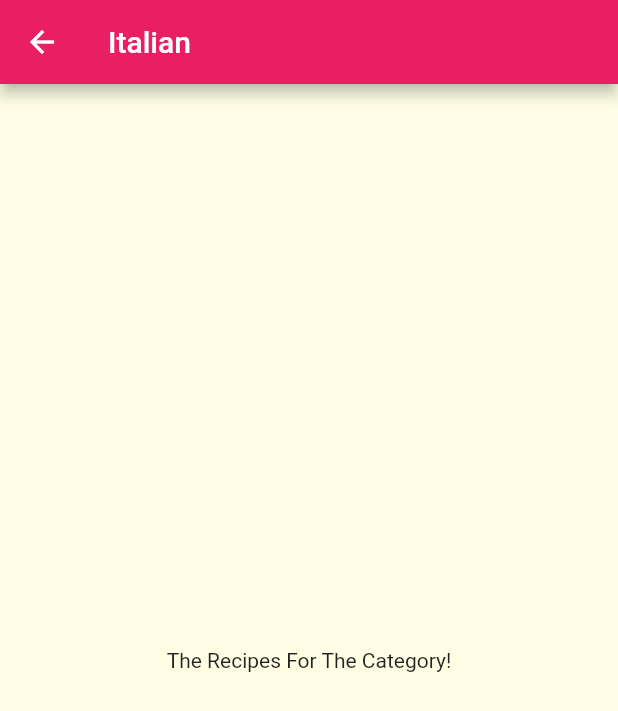
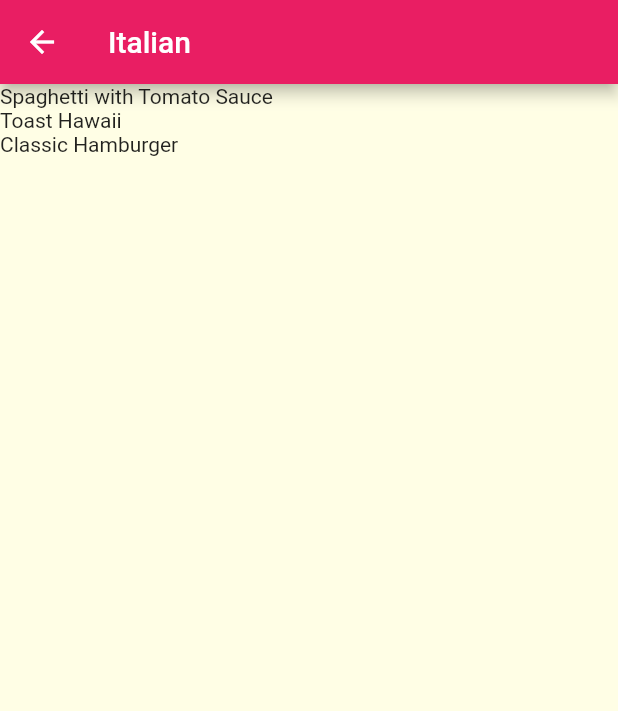
Before and after one commit to anilaydinn/meals-app, a Flutter app: the screen it shows after launch, after a tap on "Italian", on a phone screen of 412 x 824 dp. Shown: the top 711 px of the screen. Run offline on Flutter 3.47's test engine with Material 2 defaults, Android fonts, the phone set to English and light mode, and no system bars.

Commit message:
[Anil] Add meals dummy data

```diff
--- a/lib/category_meals_screen.dart
+++ b/lib/category_meals_screen.dart
@@ -1,4 +1,5 @@
 import 'package:flutter/material.dart';
+import 'package:meals_app/dummy_data.dart';
 
 class CategoryMealsScreen extends StatelessWidget {
   static const routeName = "/category-meals";
@@ -12,12 +13,14 @@ class CategoryMealsScreen extends StatelessWidget {
     final categoryTitle = routeArgs['title'];
     final categoryId = routeArgs['id'];
     return Scaffold(
-      appBar: AppBar(
-        title: Text(categoryTitle!),
-      ),
-      body: const Center(
-        child: Text('The Recipes For The Category!'),
-      ),
-    );
+        appBar: AppBar(
+          title: Text(categoryTitle!),
+        ),
+        body: ListView.builder(
+          itemBuilder: (ctx, index) {
+            return Text(DUMMY_MEALS[index].title);
+          },
+          itemCount: DUMMY_MEALS.length,
+        ));
   }
 }
--- a/lib/dummy_data.dart
+++ b/lib/dummy_data.dart
@@ -1,6 +1,8 @@
 import 'package:flutter/material.dart';
 
 import 'package:meals_app/models/category.dart';
+
+import 'models/meal.dart';
 
 const DUMMY_CATEGORIES = [
   Category(id: 'c1', title: 'Italian', color: Colors.purple),
@@ -14,3 +16,111 @@ const DUMMY_CATEGORIES = [
   Category(id: 'c9', title: 'French', color: Colors.pink),
   Category(id: 'c10', title: 'Summer', color: Colors.teal),
 ];
+
+const DUMMY_MEALS = [
+  Meal(
+    id: 'm1',
+    categories: [
+      'c1',
+      'c2',
+    ],
+    title: 'Spaghetti with Tomato Sauce',
+    affordability: Affordability.affordable,
+    complexity: Complexity.simple,
+    imageUrl:
+        'https://upload.wikimedia.org/wikipedia/commons/1/15/Recipe_logo.jpeg',
+    duration: 20,
+    ingredients: [
+      'Tomato Sauce',
+      'Spaghetti',
+      'Onions',
+      'Garlic',
+      'Olive Oil',
+      'Salt',
+    ],
+    steps: [
+      'Cook pasta in a large pot of lightly salted water until al dente.',
+      'Heat oil in a large skillet over medium heat. Add garlic and cook until fragrant, about 30 seconds. Add onion and cook until translucent, about 5 minutes.',
+      'Stir in tomato sauce, season with salt, and simmer until flavors are blended, about 5 minutes.',
+      'Toss pasta with sauce.',
+    ],
+    isGlutenFree: false,
+    isLactoseFree: false,
+    isVegan: false,
+    isVegetarian: false,
+  ),
+  Meal(
+    id: 'm2',
+    categories: [
+      'c2',
+    ],
+    title: 'Toast Hawaii',
+    affordability: Affordability.pricey,
+    complexity: Complexity.simple,
+    imageUrl:
+        'https://upload.wikimedia.org/wikipedia/commons/1/15/Recipe_logo.jpeg',
+    duration: 10,
+    ingredients: [
+      'Butter',
+      'Honey',
+      'Ham',
+      'Pineapple',
+      'Bread',
+    ],
+    steps: [
+      'Butter one side of each slice of bread.',
+      'Place the bread, butter side down, onto a hot griddle or frying pan.',
+      'Layer ham and pineapple on 4 slices of the bread; top with the remaining 4 slices, butter side up.',
+      'Cook until golden brown on both sides.',
+      'Spread honey over the cooked side of the bread.',
+    ],
+    isGlutenFree: false,
+    isLactoseFree: false,
+    isVegan: false,
+    isVegetarian: false,
+  ),
+  Meal(
+    id: 'm3',
+    categories: [
+      'c3',
+    ],
+    title: 'Classic Hamburger',
+    affordability: Affordability.pricey,
+    complexity: Complexity.simple,
+    imageUrl:
+        'https://upload.wikimedia.org/wikipedia/commons/1/15/Recipe_logo.jpeg',
+    duration: 45,
+    ingredients: [
+      '300g Cattleman\'s Grill® Ground Beef',
+      '1/2 cup Ketchup',
+      '1/4 cup Yellow Mustard',
+      '1 tbsp. Worcestershire Sauce',
+      '1 tbsp. Dijon Mustard',
+      '1 tbsp. Brown Sugar',
+      '1 tbsp. Onion Powder',
+      '1 tbsp. Garlic Powder',
+      '1 tbsp. Paprika',
+      '1 tbsp. Salt',
+      '1 tbsp. Black Pepper',
+      '4 Hamburger Buns',
+      '4 Slices American Cheese',
+      '4 Slices Bacon',
+      '4 Lettuce Leaves',
+      '4 Tomato Slices',
+      '4 Onion Slices',
+    ],
+    steps: [
+      'In a large bowl, combine ground beef, ketchup, yellow mustard, Worcestershire sauce, Dijon mustard, brown sugar, onion powder, garlic powder, paprika, salt, and pepper.',
+      'Mix until well combined.',
+      'Form into 4 patties.',
+      'Grill over medium heat for 4-5 minutes per side, or until cooked through.',
+      'Top each patty with 1 slice of cheese and 1 slice of bacon.',
+      'Continue grilling until cheese is melted.',
+      'Serve on buns with lettuce, tomato, and onion.',
+    ],
+    isGlutenFree: false,
+    isLactoseFree: false,
+    isVegan: false,
+    isVegetarian: false,
+  ),
+];
--- /dev/null
+++ b/lib/models/meal.dart
@@ -0,0 +1,43 @@
+enum Complexity {
+  simple,
+  challenging,
+  hard,
+}
+
+enum Affordability {
+  affordable,
+  pricey,
+  luxurious,
+}
+
+class Meal {
+  final String id;
+  final List<String> categories;
+  final String title;
+  final String imageUrl;
+  final List<String> ingredients;
+  final List<String> steps;
+  final int duration;
+  final Complexity complexity;
+  final Affordability affordability;
+  final bool isGlutenFree;
+  final bool isLactoseFree;
+  final bool isVegan;
+  final bool isVegetarian;
+
+  const Meal({
+    required this.id,
+    required this.categories,
+    required this.title,
+    required this.imageUrl,
+    required this.ingredients,
+    required this.steps,
+    required this.duration,
+    required this.complexity,
+    required this.affordability,
+    required this.isGlutenFree,
+    required this.isLactoseFree,
+    required this.isVegan,
+    required this.isVegetarian,
+  });
+}
```
